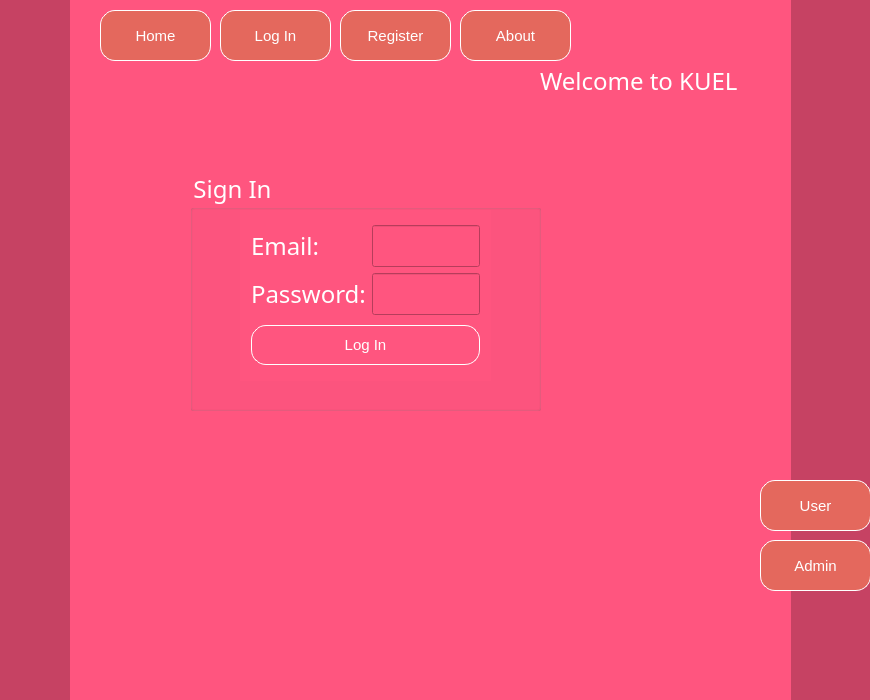
MdTeach/KU_EL, file mainwindow.ui: the form before one commit.
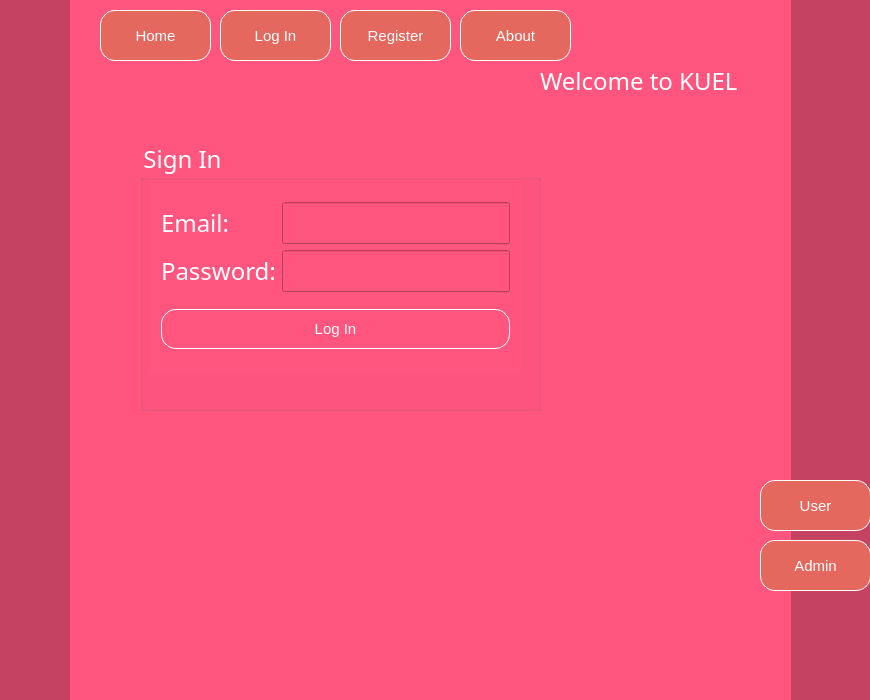
The form after the commit. The open tabs and pages were chosen to show the change. Icons and pictures are not drawn.

What changed in the file:
```diff
--- a/mainwindow.ui
+++ b/mainwindow.ui
@@ -45,6 +45,12 @@
   font-size:18;
 }
 
+#label_10
+{
+  color:white;
+  font-size:10;
+}
+
 QPushButton 
 {
  color:white;
@@ -168,22 +174,34 @@
      <widget class="QGroupBox" name="groupBox">
       <property name="geometry">
        <rect>
-        <x>120</x>
-        <y>170</y>
-        <width>351</width>
-        <height>241</height>
+        <x>70</x>
+        <y>140</y>
+        <width>401</width>
+        <height>271</height>
        </rect>
       </property>
+      <property name="minimumSize">
+       <size>
+        <width>401</width>
+        <height>271</height>
+       </size>
+      </property>
+      <property name="maximumSize">
+       <size>
+        <width>401</width>
+        <height>271</height>
+       </size>
+      </property>
       <property name="title">
        <string>Sign In</string>
       </property>
       <widget class="QWidget" name="layoutWidget">
        <property name="geometry">
         <rect>
-         <x>50</x>
+         <x>10</x>
          <y>40</y>
-         <width>251</width>
-         <height>171</height>
+         <width>371</width>
+         <height>191</height>
         </rect>
        </property>
        <layout class="QVBoxLayout" name="verticalLayout_4">
```
Left out of the diff: 32 changed lines with no effect on the pictures.
